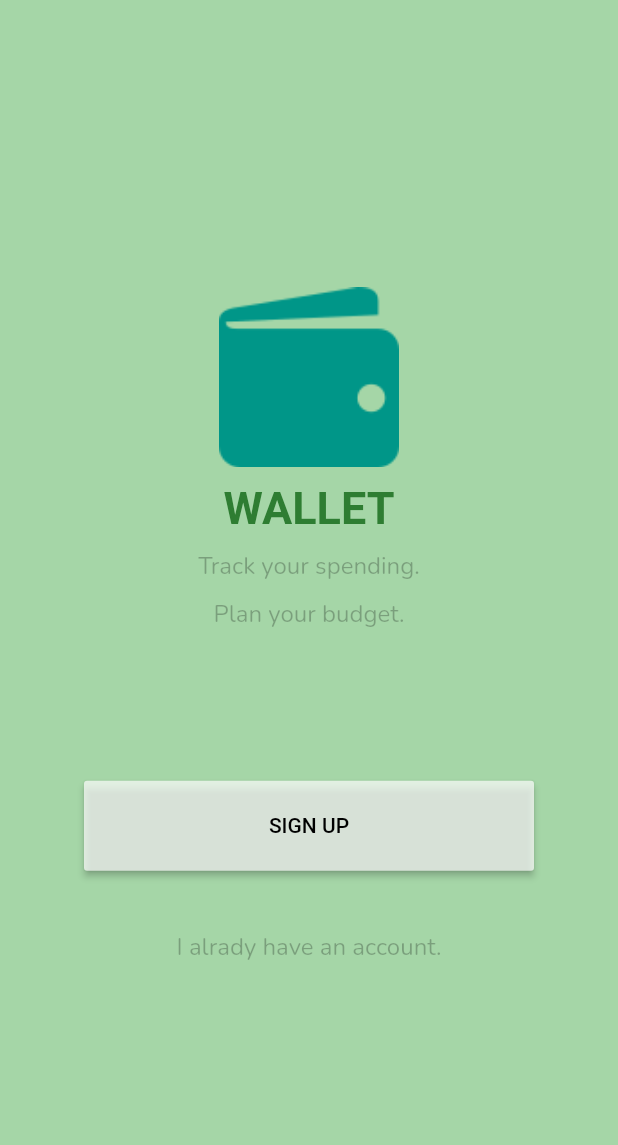
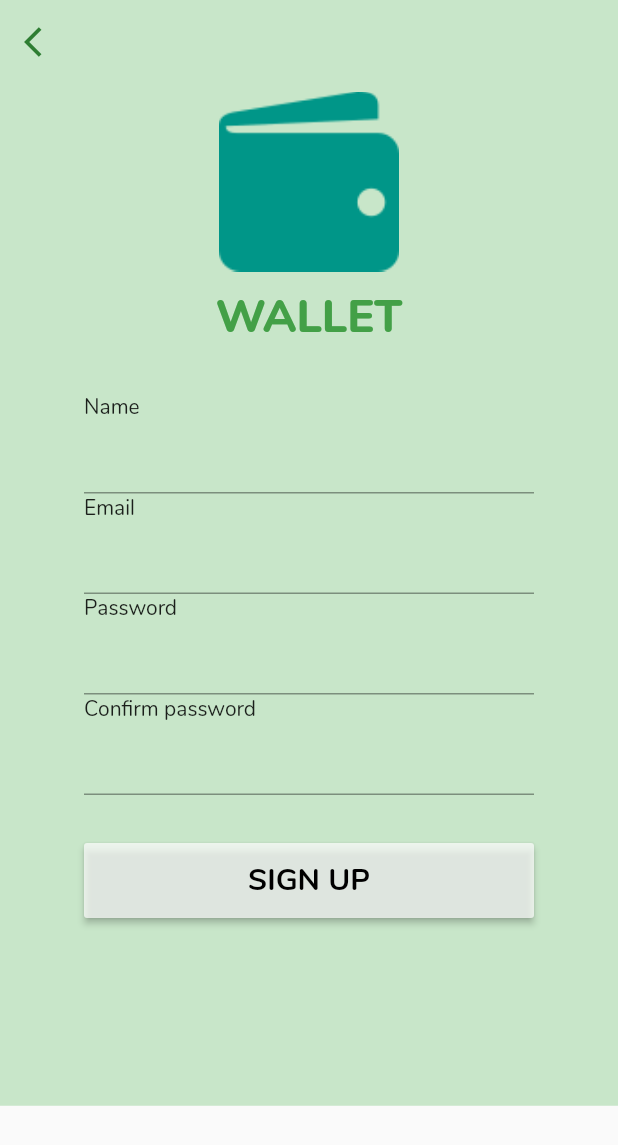
Before and after one commit to kurtDenuyo/expensesTracker, a Flutter app: the screen it shows after launch, after a tap on "SIGN UP", on a phone screen of 412 x 824 dp. Shown: the top 1145 px of the screen. Run offline on Flutter 3.47's test engine with Material 2 defaults, Android fonts, the phone set to English and light mode, and no system bars; our stand-ins replace get_it; generated files the repository leaves out were written again; network calls fail.

Commit message:
Added Initial UI's

```diff
--- /dev/null
+++ b/lib/Data/api_response.dart
@@ -0,0 +1,7 @@
+class APIResponse<T> {
+  T data;
+  bool error;
+  String errorMessage;
+
+  APIResponse({this.data, this.errorMessage, this.error=false});
+}
--- a/lib/models/users.dart
+++ b/lib/models/users.dart
@@ -1,21 +1,22 @@
+import 'package:flutter/foundation.dart';
+import 'package:json_annotation/json_annotation.dart';
+
+part 'users.g.dart';
+
+@JsonSerializable()
+
 class User {
-  String _username;
-  String _password;
-  User(this._username, this._password);
-
-  User.map(dynamic obj) {
-    this._username = obj["username"];
-    this._password = obj["password"];
+  String username;
+  String email;
+  String password;
+  User(
+  {
+    @required this.username,
+    @required this.email,
+    @required this.password
   }
 
-  String get username => _username;
-  String get password => _password;
+      );
 
-  Map<String, dynamic> toMap() {
-    var map = new Map<String, dynamic>();
-    map["username"] = _username;
-    map["password"] = _password;
-
-    return map;
-  }
+  Map<String, dynamic> toJson() => _$userToJson(this);
 }
--- a/lib/views/onBoarding.dart
+++ b/lib/views/onBoarding.dart
@@ -1,5 +1,8 @@
+import 'package:expensestracker/views/registration.dart';
 import 'package:flutter/cupertino.dart';
 import 'package:flutter/material.dart';
+
+import 'loginPage.dart';
 
 class onBoarding extends StatefulWidget {
   onBoarding({Key key}) : super(key: key);
@@ -11,15 +14,14 @@ class _onBoardingState extends State<onBoarding>{
   @override
   Widget build(BuildContext context) {
     return Container(
-      color: Colors.green[200],
+      color: Colors.green[100],
       child: Padding(
         padding: const EdgeInsets.all(5.0),
         child: Column(
           crossAxisAlignment: CrossAxisAlignment.center,
-          mainAxisAlignment: MainAxisAlignment.center,
           children: <Widget>[
             SizedBox(
-              height: 10.0,
+              height: 60.0,
             ),
             SizedBox(
               height: 120.0,
@@ -34,9 +36,10 @@ class _onBoardingState extends State<onBoarding>{
             ),
             Text("WALLET",
             style: TextStyle(
+              fontFamily: 'Nunito-ExtraBold',
               fontSize: 30.0,
               fontWeight: FontWeight.bold,
-              color: Colors.green[800]
+              color: Colors.green[600]
               ),
             ),
             SizedBox(
@@ -44,7 +47,7 @@ class _onBoardingState extends State<onBoarding>{
             ),
             Text("Track your spending.",
               style: TextStyle(
-                fontFamily: 'Nunito',
+                fontFamily: 'Nunito-Regular',
                   fontSize: 16.0,
                  // fontWeight: FontWeight.bold,
                   color: Colors.black26,
@@ -55,7 +58,7 @@ class _onBoardingState extends State<onBoarding>{
             ),
             Text("Plan your budget.",
               style: TextStyle(
-                fontFamily: 'Nunito',
+                fontFamily: 'Nunito-Regular',
                 fontSize: 16.0,
                 //fontWeight: FontWeight.bold,
                 color: Colors.black26,
@@ -72,9 +75,14 @@ class _onBoardingState extends State<onBoarding>{
                 color: Colors.white70,
                 textColor: Colors.black,
                 onPressed: (){
-
+                  Navigator.push(context, MaterialPageRoute(builder: (context) => Registration()),
+                  );
                 },
-                child: new Text("SIGN UP"),
+                child: new Text("SIGN UP",
+                style: TextStyle(
+                  fontFamily: 'Nunito-Bold',
+                  fontSize: 20.0
+                ),),
 
               ),
             ),
@@ -83,8 +91,10 @@ class _onBoardingState extends State<onBoarding>{
             ),
             new InkWell(
               onTap: () {
+                Navigator.push(context, MaterialPageRoute(builder: (context) => LoginPage()),
+                );
               },
-              child: new Text("I alrady have an account.",
+              child: new Text("I alreadyy have an account.",
                 style: TextStyle(
                   fontFamily: 'Nunito',
                   fontSize: 16.0,
--- /dev/null
+++ b/lib/views/registration.dart
@@ -0,0 +1,210 @@
+import 'package:expensestracker/Data/data_provider.dart';
+import 'package:expensestracker/models/users.dart';
+import 'package:flutter/cupertino.dart';
+import 'package:flutter/material.dart';
+import 'package:get_it/get_it.dart';
+
+class Registration extends StatefulWidget {
+  Registration({Key key}) : super(key: key);
+  @override
+  _RegistrationState createState() => _RegistrationState();
+}
+
+class _RegistrationState extends State<Registration>{
+  final GlobalKey<FormState> _formKey = GlobalKey<FormState>();
+  final TextEditingController _nameController = TextEditingController();
+  final TextEditingController _emailController = TextEditingController();
+  final TextEditingController _passwordController = TextEditingController();
+  final TextEditingController _confirmPasswordController = TextEditingController();
+
+  dataProvider get notesService => GetIt.I<dataProvider>();
+  bool _isLoading = false;
+  String errorMessage;
+
+  @override
+  void initState() {
+    super.initState();
+
+
+  }
+
+  @override
+  Widget build(BuildContext context) {
+    return Scaffold(
+      appBar: AppBar(
+        elevation: 0.0,
+        backgroundColor: Colors.green[100],
+        leading: IconButton(
+          icon: Icon(Icons.arrow_back_ios, color: Colors.green[800]),
+          onPressed: () => Navigator.of(context).pop(),
+        ),
+      ),
+      body: Form(
+        key: _formKey,
+        child: ListView(
+          children: <Widget>[
+            Container(
+                color: Colors.green[100],
+                child: Container(
+                  color: Colors.green[100],
+                  child: Padding(
+                    padding: const EdgeInsets.all(5.0),
+                    child: Column(
+                      crossAxisAlignment: CrossAxisAlignment.center,
+                      children: <Widget>[
+                        SizedBox(
+                          height: 120.0,
+                          width: 450.0,
+                          child: Image.asset(
+                            "assets/images/app_icon.png",
+                            fit: BoxFit.contain,
+                          ),
+                        ),
+                        SizedBox(
+                          height: 10.0,
+                        ),
+                        Text("WALLET",
+                          style: TextStyle(
+                              fontFamily: 'Nunito-ExtraBold',
+                              fontSize: 30.0,
+                              fontWeight: FontWeight.bold,
+                              color: Colors.green[600]
+                          ),
+                        ),
+                        SizedBox(
+                          height: 30.0,
+                        ),
+                        SizedBox(
+                            height: 300.0,
+                            width: 300.0,
+                            child: Column(
+                              crossAxisAlignment: CrossAxisAlignment.start,
+                              children: <Widget>[
+                                Text("Name",
+                                  style: TextStyle(
+                                      fontFamily: 'Nunito-Regular'
+                                  ),),
+                                TextFormField(
+                                  controller: _nameController,
+                                  obscureText: false,
+                                  validator: (value){
+                                    if(value.isEmpty){
+                                      return 'Please enter a name';
+                                    }
+                                    return null;
+                                  },
+                                  style: TextStyle(
+                                      fontFamily: 'Nunito-Regular'
+                                  ),
+                                ),
+                                Text("Email",
+                                  style: TextStyle(
+                                      fontFamily: 'Nunito-Regular'
+                                  ),),
+                                TextFormField(
+                                  controller: _emailController,
+                                  obscureText: false,
+                                  validator: (value){
+                                    if(value.isEmpty){
+                                      return 'Please enter an email';
+                                    }
+                                    return null;
+                                  },
+                                  style: TextStyle(
+                                      fontFamily: 'Nunito-Regular'
+                                  ),
+                                ),
+                                Text("Password",
+                                  style: TextStyle(
+                                      fontFamily: 'Nunito-Regular'
+                                  ),),
+                                TextFormField(
+                                  controller: _passwordController,
+                                  obscureText: true,
+                                  validator: (value){
+                                    if(value.isEmpty){
+                                      return 'Please enter a password';
+                                    }
+                                    return null;
+                                  },
+                                  style: TextStyle(
+                                      fontFamily: 'Nunito-Regular'
+                                  ),
+                                ),
+                                Text("Confirm password",
+                                  style: TextStyle(
+                                      fontFamily: 'Nunito-Regular'
+                                  ),),
+                                TextFormField(
+                                  controller: _confirmPasswordController,
+                                  obscureText: true,
+                                  validator: (value){
+                                    if(value.isEmpty){
+                                      return 'Password not match';
+                                    }
+                                    return null;
+                                  },
+                                  style: TextStyle(
+                                      fontFamily: 'Nunito-Regular'
+                                  ),
+                                ),
+                              ],
+                            )
+                        ),
+                        SizedBox(
+                          height: 50.0,
+                          width: 300.0,
+                          child: RaisedButton(
+                            padding: const EdgeInsets.all(8.0),
+                            color: Colors.white70,
+                            textColor: Colors.black,
+                            onPressed: () async{
+                              final user = User(
+                                username: _nameController.text,
+                                email: _emailController.text,
+                                password: _passwordController.text
+                              );
+                              final result = await dataProvider().addUser(user);
+                              print(result.error);
+                              print(result.errorMessage);
+                              if(result.error)
+                                {
+                                  showDialog(
+                                      context: context,
+                                      builder: (_) => AlertDialog(
+                                        title: Text('Result'),
+                                        content: Text(result.errorMessage),
+                                        actions: <Widget>[
+                                          FlatButton(
+                                            child: Text('ok'),
+                                            onPressed: () {
+                                              Navigator.of(context).pop();
+                                            },
+                                          )
+                                        ],
+                                      )
+                                  );
+                                }
+                            },
+                            child: new Text("SIGN UP",
+                              style: TextStyle(
+                                  fontFamily: 'Nunito-Bold',
+                                  fontSize: 20.0
+                              ),),
+
+                          ),
+                        ),
+                        SizedBox(
+                          height: 120.0,
+                        ),
+                      ],
+                    ),
+                  ),
+                )
+            ),
+          ],
+        ),
+      )
+    );
+  }
+}
```
Also changed, not shown: lib/Data/data_provider.dart (added, +26 -0 lines), lib/views/createRecord.dart (added, +36 -0 lines), lib/views/dashboard.dart (added, +199 -0 lines), lib/views/loginPage.dart (added, +151 -0 lines), pubspec.yaml (+45 -2 lines), lib/Data/rest_datasource.dart (deleted), lib/models/users.g.dart (added), pubspec.lock.
